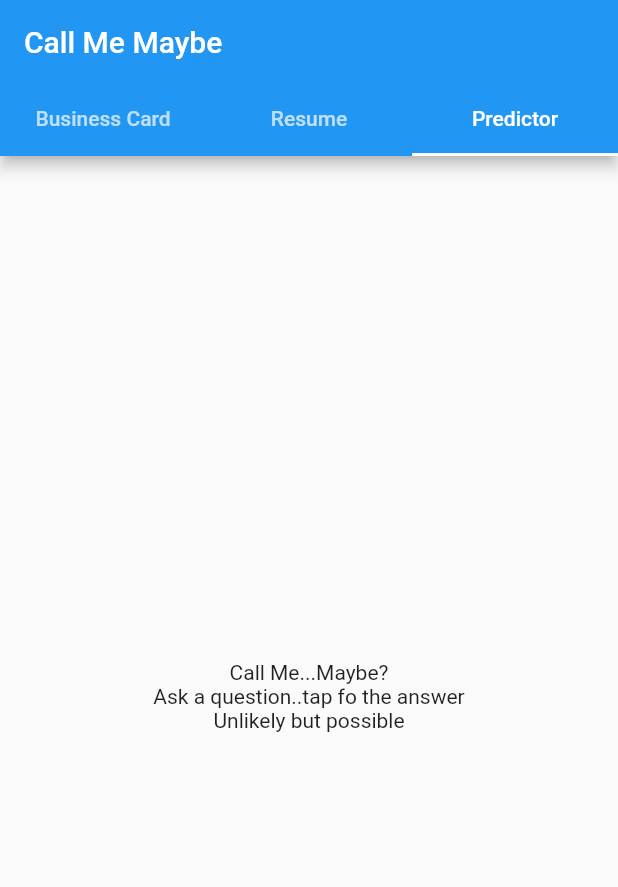
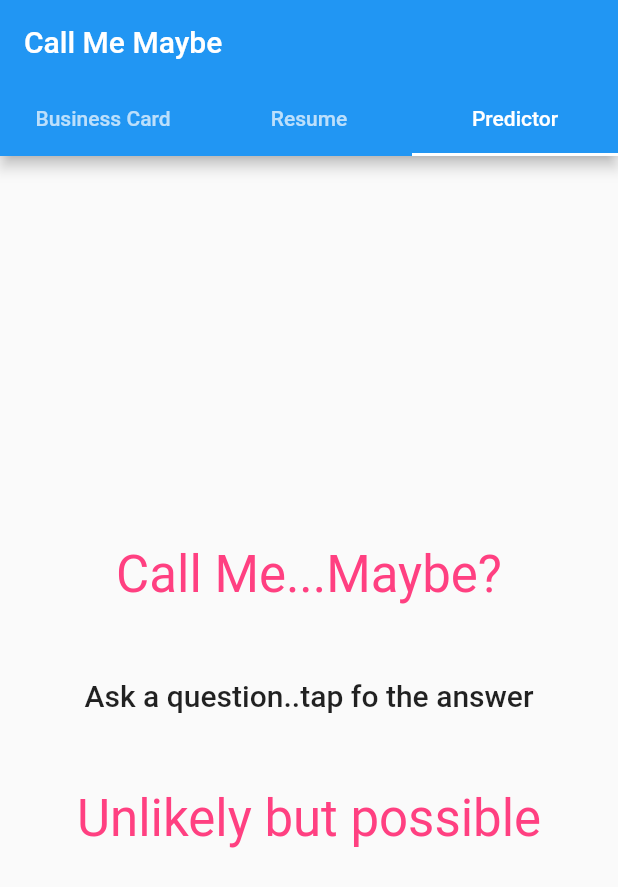
Before and after one commit to Schow94/Call-Me-Maybe, a Flutter app: the screen it shows after launch, tab 3 chosen, on a phone screen of 412 x 824 dp. Shown: the top 887 px of the screen. Run offline on Flutter 3.47's test engine with Material 2 defaults, Android fonts, the phone set to English and light mode, and no system bars.

Commit message:
Change text color & Predictor Screen margins

```diff
--- a/lib/app.dart
+++ b/lib/app.dart
@@ -10,7 +10,12 @@ class App extends StatelessWidget {
   Widget build(BuildContext context) {
     return MaterialApp(
       title: 'Call Me Maybe',
-      theme: ThemeData(primarySwatch: Colors.blue),
+      theme: ThemeData(
+        primarySwatch: Colors.blue,
+        textTheme: TextTheme(
+          headline4: TextStyle(color: Colors.pinkAccent),
+        ),
+      ),
       home: MainTabController(),
     );
   }
--- a/lib/screens/predictor_screen.dart
+++ b/lib/screens/predictor_screen.dart
@@ -26,16 +26,30 @@ class _PredictorState extends State<Predictor> {
   Widget build(BuildContext context) {
     String text = textOptions[rand];
 
-    return Column(
+    return Container(
+      margin: EdgeInsets.all(20),
+      child: Column(
         mainAxisAlignment: MainAxisAlignment.center,
         children: [
-        Text('Call Me...Maybe?'),
+          Text(
+            'Call Me...Maybe?',
+            style: Theme.of(context).textTheme.headline4,
+          ),
+          SizedBox(height: 50),
           GestureDetector(
             onTap: clickBtn,
-          child: Text('Ask a question..tap fo the answer'),
+            child: Text(
+              'Ask a question..tap fo the answer',
+              style: Theme.of(context).textTheme.headline6,
             ),
-        Text(text),
+          ),
+          SizedBox(height: 50),
+          Text(
+            text,
+            style: Theme.of(context).textTheme.headline4,
+          ),
         ],
+      ),
     );
   }
 
```
Also changed, not shown: 1 other file. Lines whose indentation alone changed are shown as unchanged.
